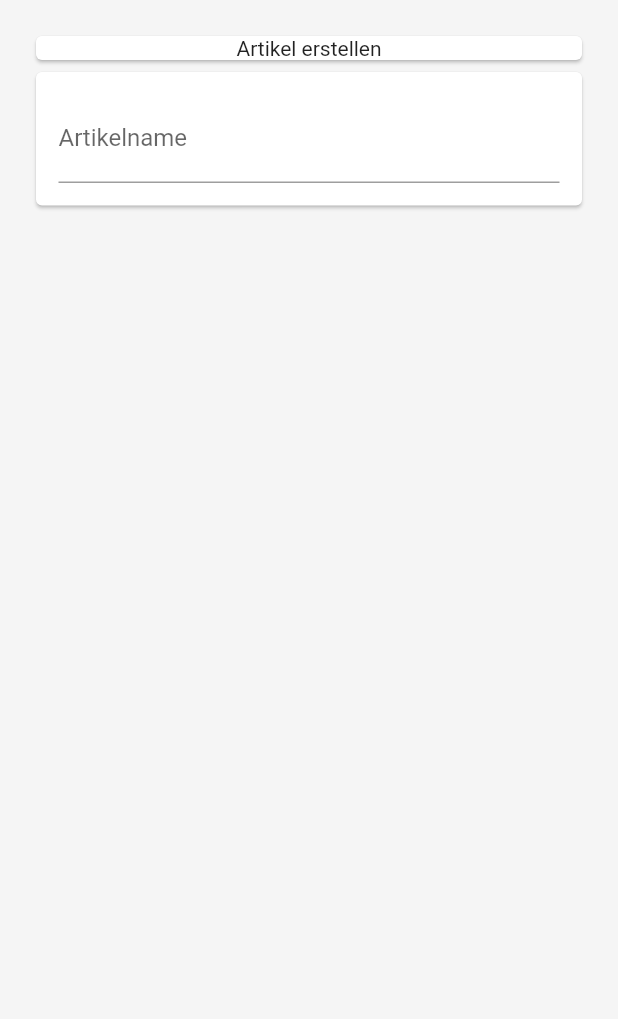
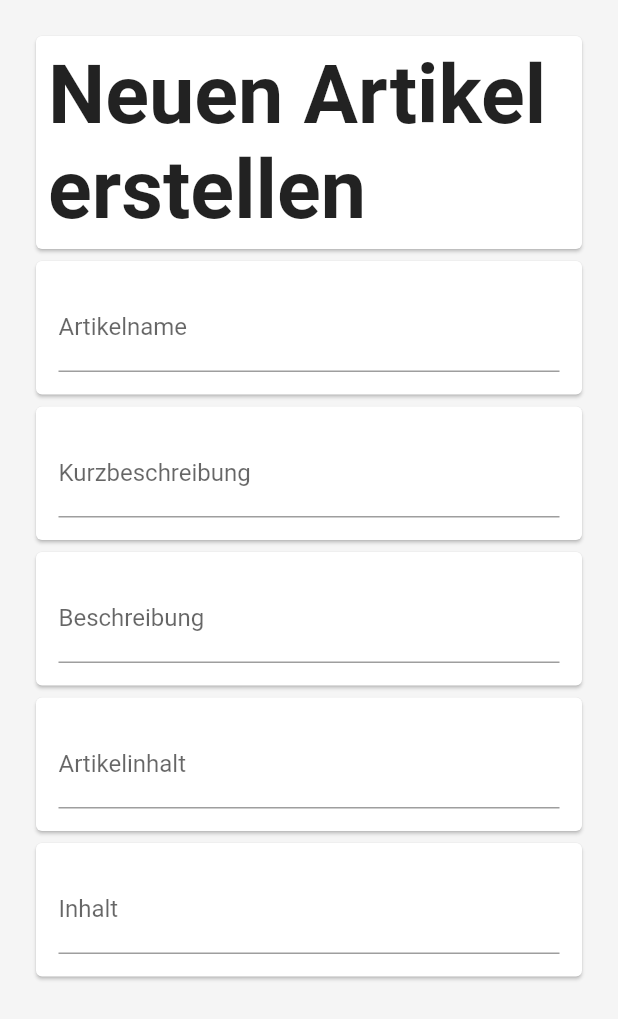
Before and after one commit to Funkez123/flutter_testapp, a Flutter app: the screen it shows after launch, in the side drawer, after a tap on "Artikel erstellen", on a phone screen of 412 x 824 dp. Shown: the top 1019 px of the screen. Run offline on Flutter 3.47's test engine with Material 2 defaults, Android fonts, the phone set to English and light mode, and no system bars; our stand-ins replace hive_flutter, share; accounts and stored records are empty; network calls fail.

Commit message:
added input fields - Artikel erstellen

```diff
--- a/lib/newarticle.dart
+++ b/lib/newarticle.dart
@@ -14,26 +14,67 @@ class NewArticlePageState extends State<NewArticlePage> {
       backgroundColor: Colors.grey.shade100,
       body: Padding(
         padding: const EdgeInsets.all(20.0),
-        child: ListView(
-
-          children: const [
-
-              Card(
-                child: Center(child: Text("Artikel erstellen"))
-
-              ),
-
-              Card(
+        child: ListView(children: const [
+          Card(
+              child: Padding(
+            padding: EdgeInsets.all(8.0),
+            child: Center(
+                child: Text(
+              "Neuen Artikel erstellen",
+              style: TextStyle(fontSize: 54, fontWeight: FontWeight.bold),
+            )),
+          )),
+          Card(
             child: Padding(
               padding: EdgeInsets.all(15.0),
               child: TextField(
-           decoration: const InputDecoration(
+                  decoration: const InputDecoration(
                 border: UnderlineInputBorder(),
-                labelText: 'Artikelname',)
-              ),
+                labelText: 'Artikelname',
+              )),
             ),
-          ),]
-        ),
+          ),
+          Card(
+            child: Padding(
+              padding: EdgeInsets.all(15.0),
+              child: TextField(
+                  decoration: const InputDecoration(
+                border: UnderlineInputBorder(),
+                labelText: 'Kurzbeschreibung',
+              )),
+            ),
+          ),
+          Card(
+            child: Padding(
+              padding: EdgeInsets.all(15.0),
+              child: TextField(
+                  decoration: const InputDecoration(
+                border: UnderlineInputBorder(),
+                labelText: 'Beschreibung',
+              )),
+            ),
+          ),
+          Card(
+            child: Padding(
+              padding: EdgeInsets.all(15.0),
+              child: TextField(
+                  decoration: const InputDecoration(
+                border: UnderlineInputBorder(),
+                labelText: 'Artikelinhalt',
+              )),
+            ),
+          ),
+          Card(
+            child: Padding(
+              padding: EdgeInsets.all(15.0),
+              child: TextField(
+                  decoration: const InputDecoration(
+                border: UnderlineInputBorder(),
+                labelText: 'Inhalt',
+              )),
+            ),
+          ),
+        ]),
       ),
     );
   }
```
